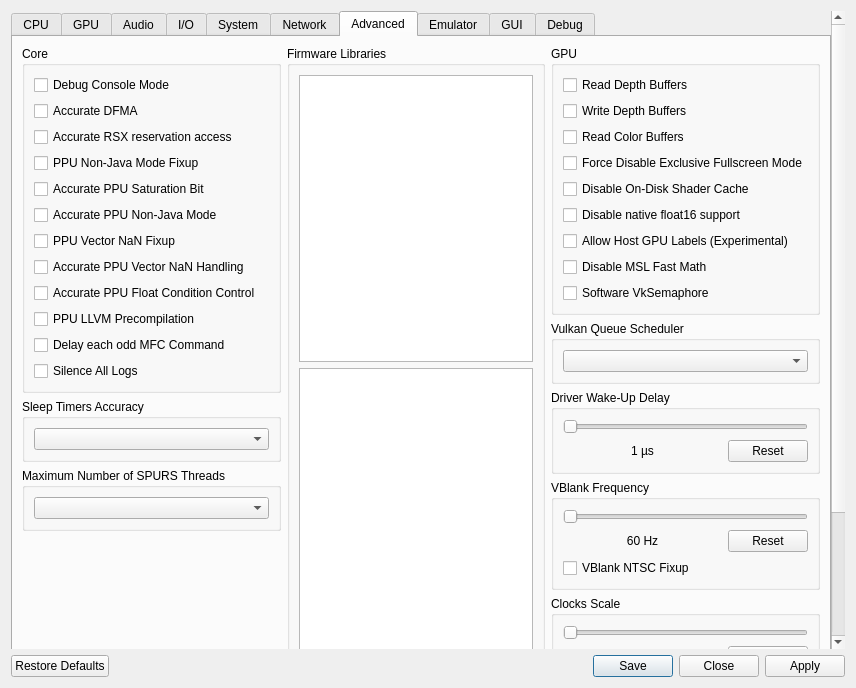
Above: rpcs3/rpcs3qt/settings_dialog.ui from RPCS3/rpcs3 before the change. Below: the same form after it.
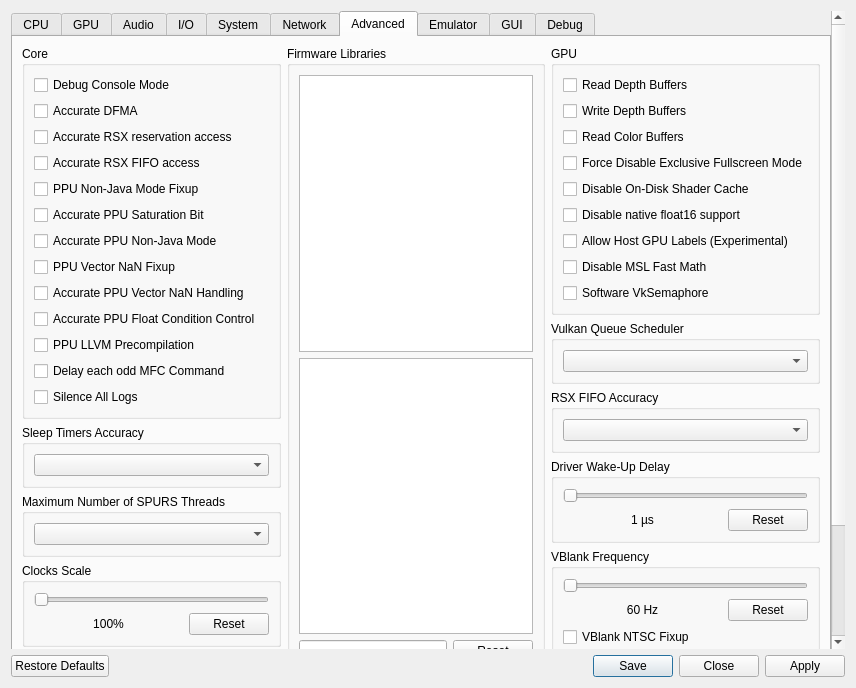
That is the form after the change. The open tabs and pages were chosen to show the change. Icons and pictures are not drawn.

Commit message: rsx: Implement atomic FIFO fetching

The edit to the form file:
```diff
--- a/rpcs3/rpcs3qt/settings_dialog.ui
+++ b/rpcs3/rpcs3qt/settings_dialog.ui
@@ -2182,6 +2182,13 @@
                  </property>
                 </widget>
                </item>
+               <item>
+                <widget class="QCheckBox" name="accurateFIFOAccess">
+                 <property name="text">
+                  <string>Accurate RSX FIFO access</string>
+                 </property>
+                </widget>
+               </item>
                <item>
                 <widget class="QCheckBox" name="ppuNJFixup">
                  <property name="text">
@@ -2284,6 +2291,49 @@
               </layout>
              </widget>
             </item>
+            <item>
+             <widget class="QGroupBox" name="gb_clockScale">
+              <property name="sizePolicy">
+               <sizepolicy hsizetype="Preferred" vsizetype="Minimum">
+                <horstretch>0</horstretch>
+                <verstretch>0</verstretch>
+               </sizepolicy>
+              </property>
+              <property name="title">
+               <string>Clocks Scale</string>
+              </property>
+              <layout class="QVBoxLayout" name="gb_clockScale_layout">
+               <item>
+                <widget class="QSlider" name="clockScale">
+                 <property name="orientation">
+                  <enum>Qt::Horizontal</enum>
+                 </property>
+                </widget>
+               </item>
+               <item>
+                <layout class="QHBoxLayout" name="clockScaleLayout" stretch="1,0">
+                 <item>
+                  <widget class="QLabel" name="clockScaleText">
+                   <property name="text">
+                    <string>100%</string>
+                   </property>
+                   <property name="alignment">
+                    <set>Qt::AlignCenter</set>
+                   </property>
+                  </widget>
+                 </item>
+                 <item>
+                  <widget class="QPushButton" name="clockScaleReset">
+                   <property name="text">
+                    <string>Reset</string>
+                   </property>
+                  </widget>
+                 </item>
+                </layout>
+               </item>
+              </layout>
+             </widget>
+            </item>
             <item>
              <spacer name="advancedTabSpacerLeft">
               <property name="orientation">
@@ -2459,6 +2509,24 @@
               </layout>
              </widget>
             </item>
+            <item>
+             <widget class="QGroupBox" name="gb_rsx_fifo_accuracy">
+              <property name="sizePolicy">
+               <sizepolicy hsizetype="Preferred" vsizetype="Minimum">
+                <horstretch>0</horstretch>
+                <verstretch>0</verstretch>
+               </sizepolicy>
+              </property>
+              <property name="title">
+               <string>RSX FIFO Accuracy</string>
+              </property>
+              <layout class="QVBoxLayout" name="gb_rsx_fifo_accuracy_layout">
+               <item>
+                <widget class="QComboBox" name="FIFOAccuracy"/>
+               </item>
+              </layout>
+             </widget>
+            </item>
             <item>
              <widget class="QGroupBox" name="gb_wakeupDelay">
               <property name="sizePolicy">
@@ -2552,49 +2620,6 @@
               </layout>
              </widget>
             </item>
-            <item>
-             <widget class="QGroupBox" name="gb_clockScale">
-              <property name="sizePolicy">
-               <sizepolicy hsizetype="Preferred" vsizetype="Minimum">
-                <horstretch>0</horstretch>
-                <verstretch>0</verstretch>
-               </sizepolicy>
-              </property>
-              <property name="title">
-               <string>Clocks Scale</string>
-              </property>
-              <layout class="QVBoxLayout" name="gb_clockScale_layout">
-               <item>
-                <widget class="QSlider" name="clockScale">
-                 <property name="orientation">
-                  <enum>Qt::Horizontal</enum>
-                 </property>
-                </widget>
-               </item>
-               <item>
-                <layout class="QHBoxLayout" name="clockScaleLayout" stretch="1,0">
-                 <item>
-                  <widget class="QLabel" name="clockScaleText">
-                   <property name="text">
-                    <string>100%</string>
-                   </property>
-                   <property name="alignment">
-                    <set>Qt::AlignCenter</set>
-                   </property>
-                  </widget>
-                 </item>
-                 <item>
-                  <widget class="QPushButton" name="clockScaleReset">
-                   <property name="text">
-                    <string>Reset</string>
-                   </property>
-                  </widget>
-                 </item>
-                </layout>
-               </item>
-              </layout>
-             </widget>
-            </item>
             <item>
              <spacer name="advancedTabSpacerRight">
               <property name="orientation">
```
The commit also changes 16 other files.
